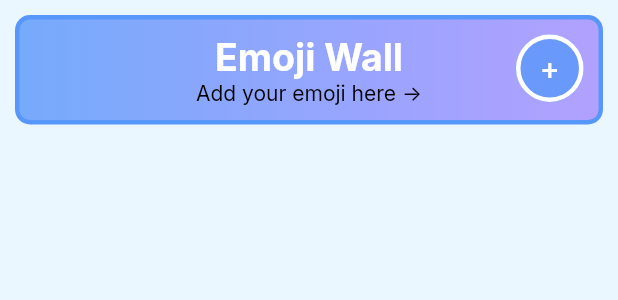
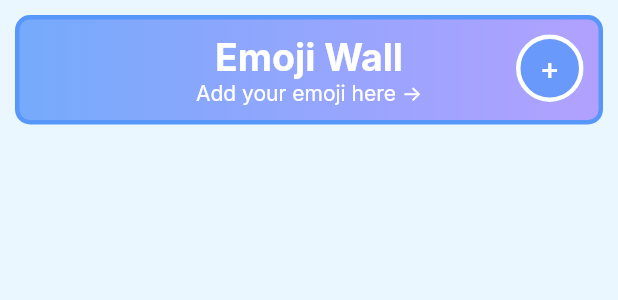
Before and after one commit to rickycheuk/my_web, a Flutter app: the EmojiWallPage widget shown alone on an empty page, opened directly, on a phone screen of 412 x 824 dp. Shown: the top 300 px of the screen. Run offline on Flutter 3.47's test engine with Material 2 defaults, Android fonts, the phone set to English and light mode, and no system bars; drawn by our look-alikes of animated_text_kit; our stand-ins replace cloud_firestore, firebase_auth, firebase_core, google_fonts; accounts and stored records are empty; network calls fail.

Commit message:
description color change

```diff
--- a/lib/pages/emoji_wall_page.dart
+++ b/lib/pages/emoji_wall_page.dart
@@ -93,6 +93,7 @@ class _EmojiWallPageState extends State<EmojiWallPage> {
                           TypewriterAnimatedText(
                             description,
                             speed: const Duration(milliseconds: 100),
+                            textStyle: const TextStyle(color: Colors.white),
                           ),
                         ]),
                       ],
```
Also changed, not shown: 1 other file.
